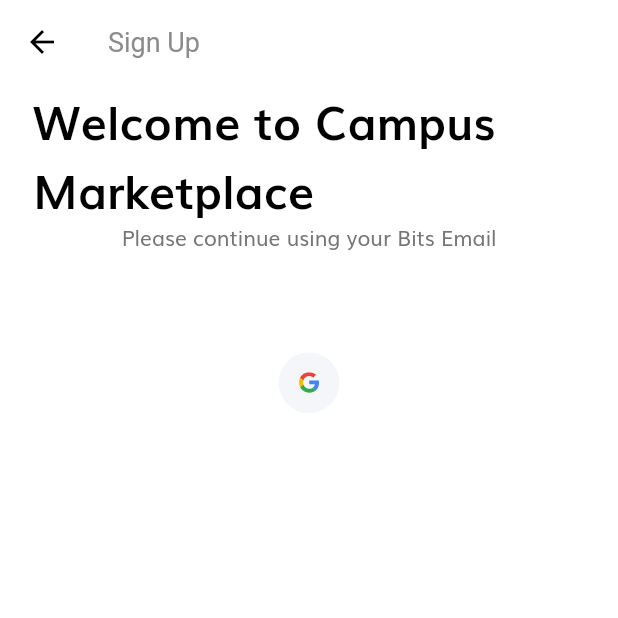
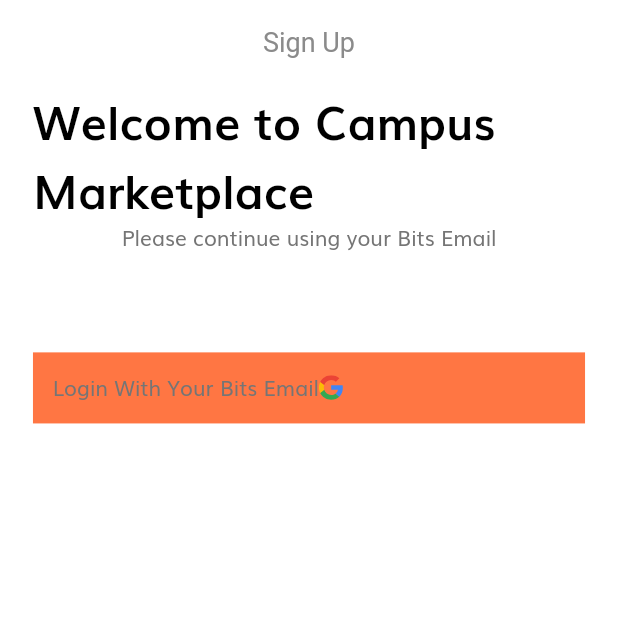
Before and after one commit to P-1702/Campus-MarketPlace, a Flutter app: the SignUpScreen screen opened directly, on a phone screen of 412 x 824 dp, the top half of it. Run offline on Flutter 3.47's test engine with Material 2 defaults, Android fonts, the phone set to English and light mode, and no system bars; our stand-ins replace cloud_firestore, firebase_auth, firebase_core, flutter_svg, google_sign_in; accounts and stored records are empty.

Commit message:
Added Google Sign In

```diff
--- a/lib/components/socal_card.dart
+++ b/lib/components/socal_card.dart
@@ -1,5 +1,7 @@
 import 'package:flutter/material.dart';
 import 'package:flutter_svg/flutter_svg.dart';
+import 'package:shop_app/constants.dart';
+import 'package:shop_app/theme.dart';
 
 import '../size_config.dart';
 
@@ -18,16 +20,19 @@
     return GestureDetector(
       onTap: press,
       child: Container(
-        margin:
-            EdgeInsets.symmetric(horizontal: getProportionateScreenWidth(10)),
         padding: EdgeInsets.all(getProportionateScreenWidth(12)),
-        height: getProportionateScreenHeight(40),
-        width: getProportionateScreenWidth(40),
         decoration: BoxDecoration(
-          color: Color(0xFFF5F6F9),
-          shape: BoxShape.circle,
+          color: kPrimaryColor,
         ),
-        child: SvgPicture.asset(icon),
+        child: Row(
+          children: [
+            Text(
+              "Login With Your Bits Email",
+              style: textTheme().bodyText1,
+            ),
+            SvgPicture.asset(icon),
+          ],
+        ),
       ),
     );
   }
--- a/lib/routes.dart
+++ b/lib/routes.dart
@@ -8,13 +8,11 @@
 
 import 'screens/splash/splash_screen.dart';
 
-import 'screens/sign_up/sign_up_screen.dart';
-
 // We use name route
 // All our routes will be available here
 final Map<String, WidgetBuilder> routes = {
   SplashScreen.routeName: (context) => SplashScreen(),
-  SignUpScreen.routeName: (context) => SignUpScreen(),
+  // SignUpScreen.routeName: (context) => SignupScreen(),
   HomeScreen.routeName: (context) => HomeScreen(),
   DetailsScreen.routeName: (context) => DetailsScreen(),
   CartScreen.routeName: (context) => CartScreen(),
--- a/lib/screens/home/components/body.dart
+++ b/lib/screens/home/components/body.dart
@@ -17,9 +17,8 @@
             SizedBox(height: getProportionateScreenHeight(20)),
             HomeHeader(),
             SizedBox(height: getProportionateScreenWidth(10)),
-            DiscountBanner(),
+            // DiscountBanner(),
             Categories(),
-            SpecialOffers(),
             SizedBox(height: getProportionateScreenWidth(30)),
             PopularProducts(),
             SizedBox(height: getProportionateScreenWidth(30)),
--- a/lib/screens/home/components/popular_product.dart
+++ b/lib/screens/home/components/popular_product.dart
@@ -17,8 +17,8 @@
         ),
         SizedBox(height: getProportionateScreenWidth(20)),
         SingleChildScrollView(
-          scrollDirection: Axis.horizontal,
-          child: Row(
+          scrollDirection: Axis.vertical,
+          child: Column(
             children: [
               ...List.generate(
                 demoProducts.length,
--- a/lib/screens/sign_up/sign_up_screen.dart
+++ b/lib/screens/sign_up/sign_up_screen.dart
@@ -1,16 +1,18 @@
 import 'package:flutter/material.dart';
-
-import 'components/body.dart';
+import 'package:shop_app/constants.dart';
+import 'package:shop_app/screens/sign_up/components/body.dart';
+import 'package:shop_app/size_config.dart';
 
 class SignUpScreen extends StatelessWidget {
   static String routeName = "/sign_up";
   @override
   Widget build(BuildContext context) {
+    SizeConfig().init(context);
     return Scaffold(
-      appBar: AppBar(
-        title: Text("Sign Up"),
-      ),
-      body: Body(),
-    );
+        appBar: AppBar(
+          title: Text("Sign Up"),
+          centerTitle: true,
+        ),
+        body: Body());
   }
 }
--- a/pubspec.yaml
+++ b/pubspec.yaml
@@ -23,6 +23,11 @@
 dependencies:
   flutter:
     sdk: flutter
+  firebase: ^9.0.1
+  firebase_core: ^1.0.3
+  firebase_auth: ^1.0.3
+  cloud_firestore: ^1.0.4
+  google_sign_in: ^5.0.1
 
   # The following adds the Cupertino Icons font to your application.
   # Use with the CupertinoIcons class for iOS style icons.
```
Also changed, not shown: lib/failure.dart (added, +11 -0 lines), lib/googleauth.dart (added, +78 -0 lines), lib/main.dart (+8 -4 lines), lib/screens/home/components/categories.dart (+5 -5 lines), lib/screens/home/components/home_header.dart (+10 -1 lines), lib/screens/sign_up/components/body.dart (+10 -1 lines), pubspec.lock, 3 other files.
